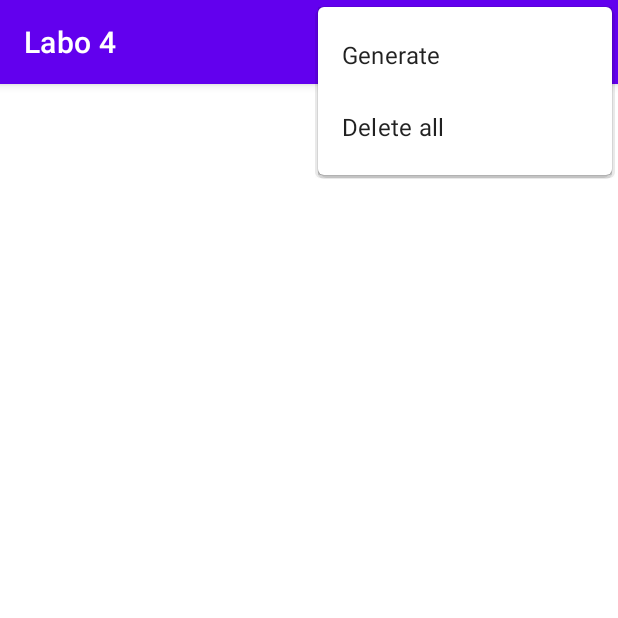
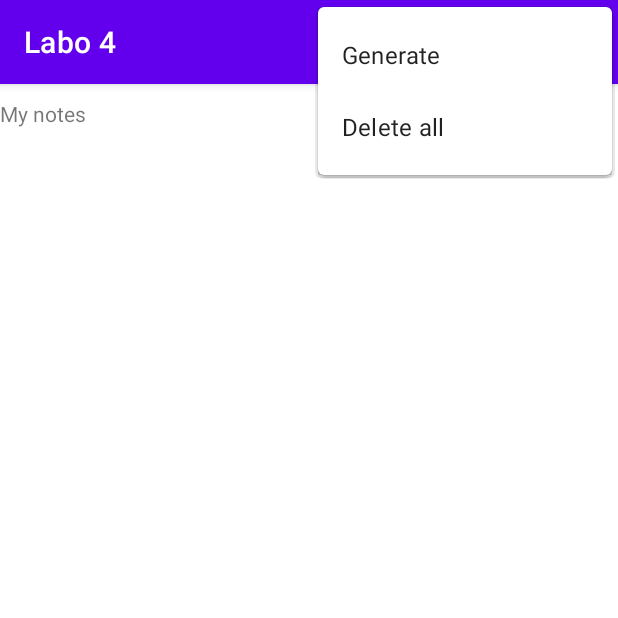
Before and after one commit to Alessandro-AP/AND_Labo4, an Android app: the screen it shows after launch (MainActivity), with the options menu open, on a phone screen of 412 x 824 dp, the top half of it. Run offline under Robolectric (Android 15) with nearby library versions, the phone set to English and light mode, and no system bars; our stand-ins replace Room's generated code.

Commit message:
working in phone mode

```diff
--- a/app/src/main/java/com/and_l4/fragments/NotesFragment.kt
+++ b/app/src/main/java/com/and_l4/fragments/NotesFragment.kt
@@ -14,11 +14,6 @@ import com.and_l4.models.NoteAndSchedule
 import com.and_l4.viewModels.NotesViewModel
 import com.and_l4.viewModels.NotesViewModelFactory
 
-// TODO: Rename parameter arguments, choose names that match
-// the fragment initialization parameters, e.g. ARG_ITEM_NUMBER
-private const val ARG_PARAM1 = "param1"
-private const val ARG_PARAM2 = "param2"
-
 /**
  * A simple [Fragment] subclass.
  * Use the [NotesFragment.newInstance] factory method to
@@ -30,18 +25,6 @@ class NotesFragment : Fragment(R.layout.fragment_notes) {
         NotesViewModelFactory((requireActivity().application as MyApp).repository)
     }
 
-//    override fun onCreate(savedInstanceState: Bundle?) {
-//        super.onCreate(savedInstanceState)
-//    }
-
-//    override fun onCreateView(
-//        inflater: LayoutInflater, container: ViewGroup?,
-//        savedInstanceState: Bundle?
-//    ): View? {
-//        // Inflate the layout for this fragment
-//        return inflater.inflate(R.layout.fragment_notes, container, false)
-//    }
-
     override fun onViewCreated(view: View, savedInstanceState: Bundle?) {
         super.onViewCreated(view, savedInstanceState)
 
@@ -50,7 +33,9 @@ class NotesFragment : Fragment(R.layout.fragment_notes) {
         recycler.adapter = adapter
         recycler.layoutManager = LinearLayoutManager(context)
 
-        adapter.items = notesViewModel.allNotes.value?: listOf<NoteAndSchedule>()
+        notesViewModel.allNotes.observe(viewLifecycleOwner) { value ->
+            adapter.items = value
+        }
     }
 
     companion object {
--- a/app/src/main/java/com/and_l4/models/NoteDAO.kt
+++ b/app/src/main/java/com/and_l4/models/NoteDAO.kt
@@ -17,7 +17,7 @@ interface NoteDAO {
     @Delete
     fun delete(schedule: Schedule)
 
-    @Query("DELETE FROM note") // TODO delete from schedule dans la même requete ?
+    @Query("DELETE FROM note")
     fun deleteAllNotes()
 
     @Query("DELETE FROM schedule")
@@ -29,7 +29,7 @@ interface NoteDAO {
 
     @Transaction
     @Query("SELECT * FROM note")
-    fun getAllNotesNoLiveData(): List<NoteAndSchedule>
+    fun getAllNotesNoLiveData(): List<NoteAndSchedule> // TODO delete after finish debugging
 
     @Query("SELECT COUNT(*) FROM note")
     fun getCount(): LiveData<Int>
--- a/app/src/main/java/com/and_l4/repositories/DataRepository.kt
+++ b/app/src/main/java/com/and_l4/repositories/DataRepository.kt
@@ -24,6 +24,7 @@ class DataRepository(private val noteDAO: NoteDAO, private val scope : Coroutine
 
     fun deleteAll() {
         scope.launch(Dispatchers.IO) {
+            noteDAO.deleteAllSchedules()
             noteDAO.deleteAllNotes()
         }
     }
--- a/app/src/main/java/com/and_l4/viewModels/NotesViewModel.kt
+++ b/app/src/main/java/com/and_l4/viewModels/NotesViewModel.kt
@@ -1,5 +1,6 @@
 package com.and_l4.viewModels
 
+import android.util.Log
 import androidx.lifecycle.ViewModel
 import com.and_l4.models.Note
 import com.and_l4.models.NoteAndSchedule
--- a/app/src/main/res/layout/fragment_notes.xml
+++ b/app/src/main/res/layout/fragment_notes.xml
@@ -1,13 +1,28 @@
 <?xml version="1.0" encoding="utf-8"?>
-<FrameLayout xmlns:android="http://schemas.android.com/apk/res/android"
+<androidx.constraintlayout.widget.ConstraintLayout xmlns:android="http://schemas.android.com/apk/res/android"
+    xmlns:app="http://schemas.android.com/apk/res-auto"
     xmlns:tools="http://schemas.android.com/tools"
     android:layout_width="match_parent"
     android:layout_height="match_parent"
     tools:context=".fragments.NotesFragment">
 
+    <TextView
+        android:id="@+id/frag_notes_title"
+        android:layout_width="wrap_content"
+        android:layout_height="wrap_content"
+        android:text="@string/frag_notes_title"
+        android:layout_marginVertical="10dp"
+        app:layout_constraintStart_toStartOf="parent"
+        app:layout_constraintTop_toTopOf="parent" />
+
     <androidx.recyclerview.widget.RecyclerView
         android:id="@+id/frag_notes_recyclerView"
         android:layout_width="match_parent"
-        android:layout_height="match_parent"/>
+        android:layout_height="wrap_content"
+        android:layout_marginHorizontal="10dp"
+        android:layout_marginTop="10dp"
+        app:layout_constraintEnd_toEndOf="parent"
+        app:layout_constraintStart_toStartOf="parent"
+        app:layout_constraintTop_toBottomOf="@+id/frag_notes_title" />
 
-</FrameLayout>
+</androidx.constraintlayout.widget.ConstraintLayout>
--- a/app/src/main/res/values/strings.xml
+++ b/app/src/main/res/values/strings.xml
@@ -9,4 +9,5 @@
     <string name="main_menu_delete_all">Delete all</string>
     <string name="frag_ctrl_generate_btn">Generate</string>
     <string name="frag_ctrl_delete_btn">Delete</string>
+    <string name="frag_notes_title">My notes</string>
 </resources>
```
Also changed, not shown: app/src/main/java/com/and_l4/fragments/NotesAdapter.kt (+39 -11 lines), app/src/main/res/layout/list_item_note.xml (+6 -7 lines), app/src/main/res/layout/list_item_scheduled_note.xml (+10 -10 lines).
